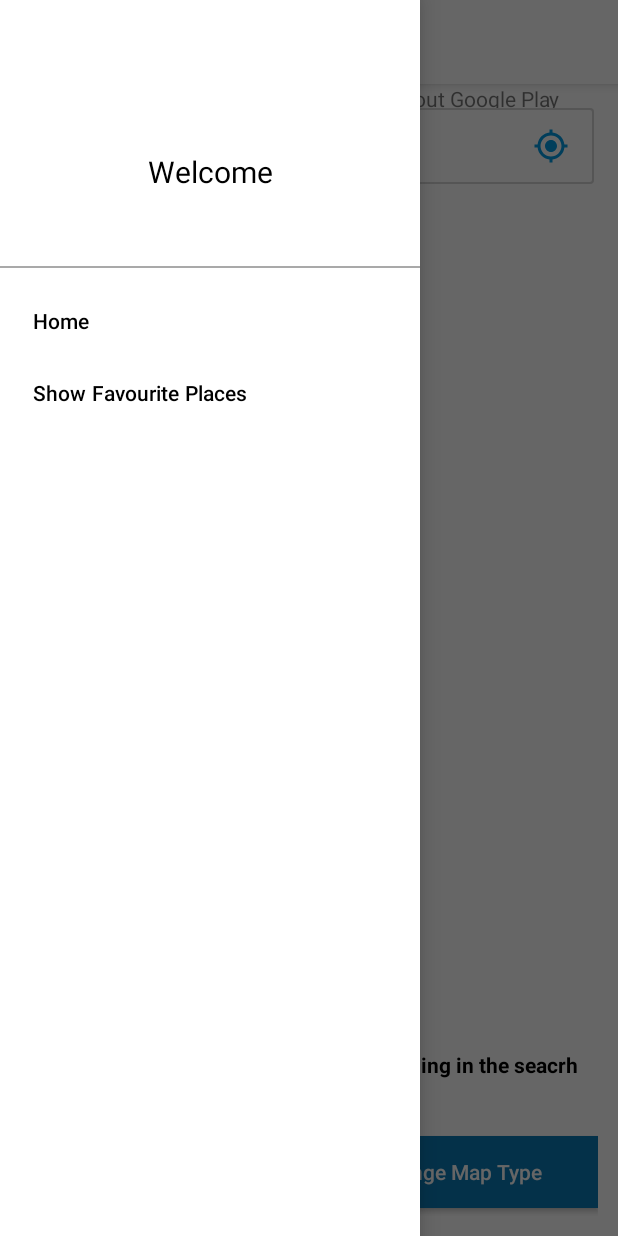
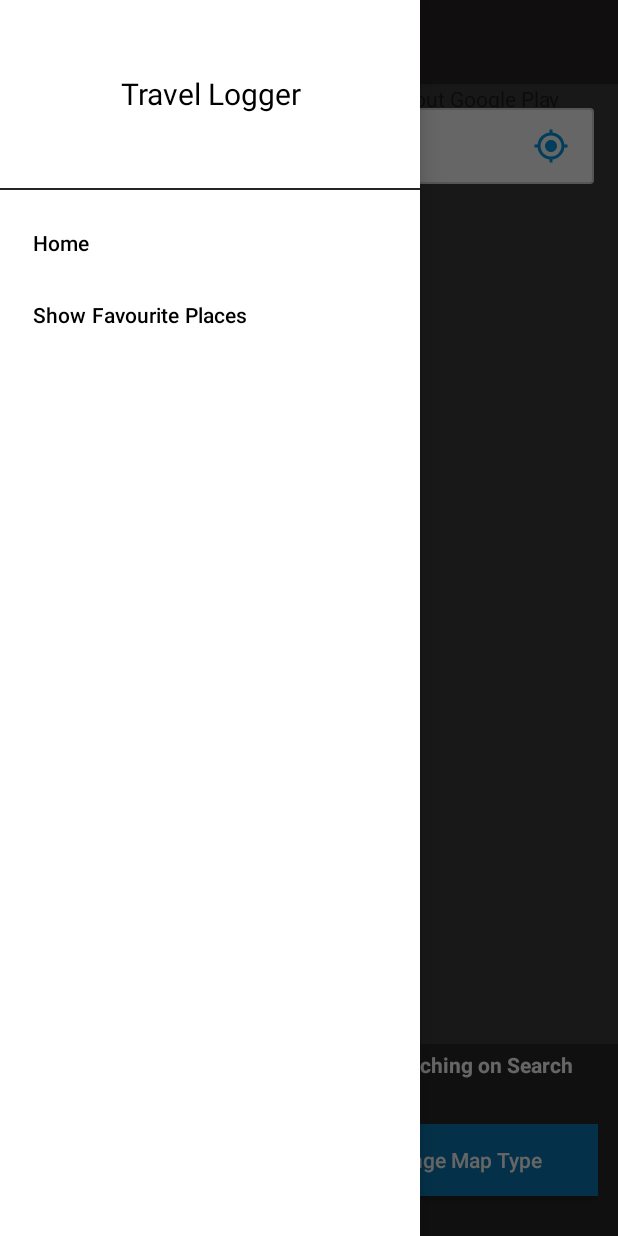
Before and after one commit to arcslash/FA_Ishara_C0852812_android, an Android app: the MapsActivity screen opened directly, with no data from a screen before it, with the side drawer open, on a phone screen of 412 x 824 dp. Run offline under Robolectric (Android 15) with nearby library versions, the light colour scheme and no system bars; our stand-ins replace ButterKnife, sdp/ssp sizes.

Commit message:
design changes

```diff
--- a/app/src/main/AndroidManifest.xml
+++ b/app/src/main/AndroidManifest.xml
@@ -25,7 +25,7 @@
             android:exported="false"
             android:label="@string/title_activity_fav_maps" />
         <activity
-            android:name=".FavouriteActivity"
+            android:name=".FavouritesActivity"
             android:exported="false" />
         <activity
             android:name=".MapsActivity"
--- a/app/src/main/java/com/lambton/fa_ishara_c0852812_android/FavMapsActivity.java
+++ b/app/src/main/java/com/lambton/fa_ishara_c0852812_android/FavMapsActivity.java
@@ -153,7 +153,7 @@ public class FavMapsActivity extends FragmentActivity implements OnMapReadyCallb
             protected void onPostExecute(Void aVoid) {
                 super.onPostExecute(aVoid);
                 Toast.makeText(FavMapsActivity.this, "UPDATED", Toast.LENGTH_LONG).show();
-                startActivity(new Intent(FavMapsActivity.this,FavouriteActivity.class));
+                startActivity(new Intent(FavMapsActivity.this, FavouritesActivity.class));
                 finish();
             }
         }
@@ -434,6 +434,8 @@ public class FavMapsActivity extends FragmentActivity implements OnMapReadyCallb
                 Log.d("Marker", "Marker Added" + m.getTitle());
 
             }
+            mMap.animateCamera(CameraUpdateFactory.newLatLngZoom(new LatLng(Double.parseDouble(list.get(0).get("lat")),
+                    Double.parseDouble(list.get(0).get("lng"))), 15));
         }
     }
 
--- a/app/src/main/java/com/lambton/fa_ishara_c0852812_android/MapsActivity.java
+++ b/app/src/main/java/com/lambton/fa_ishara_c0852812_android/MapsActivity.java
@@ -303,7 +303,7 @@ public class MapsActivity extends FragmentActivity implements OnMapReadyCallback
         if (id == R.id.nav_home) {
             recreate();
         } else if (id == R.id.nav_fav) {
-            startActivity(new Intent(MapsActivity.this,FavouriteActivity.class));
+            startActivity(new Intent(MapsActivity.this, FavouritesActivity.class));
 
         }
         mDrawerLayout.closeDrawer(Gravity.LEFT);
--- a/app/src/main/res/drawable/ic_menu.xml
+++ b/app/src/main/res/drawable/ic_menu.xml
@@ -4,6 +4,6 @@
     android:viewportWidth="24"
     android:viewportHeight="24">
     <path
-        android:fillColor="@android:color/black"
+        android:fillColor="@color/white"
         android:pathData="M3,18h18v-2L3,16v2zM3,13h18v-2L3,11v2zM3,6v2h18L21,6L3,6z"/>
 </vector>
--- a/app/src/main/res/layout/activity_maps.xml
+++ b/app/src/main/res/layout/activity_maps.xml
@@ -5,6 +5,7 @@
     xmlns:card_view="http://schemas.android.com/apk/res-auto"
     android:layout_width="match_parent"
     android:layout_height="match_parent"
+    android:background="@color/grey"
     android:orientation="vertical"
     android:id="@+id/drawer_layout">
 
@@ -23,35 +24,34 @@
                 android:id="@+id/toolbar"
                 android:layout_width="match_parent"
                 android:layout_height="?attr/actionBarSize"
-                android:background="@android:color/white"
+                android:background="@color/primary"
                 app:popupTheme="@style/AppTheme.PopupOverlay"
                 app:theme="@style/ToolbarTheme">
 
                 <LinearLayout
                     android:id="@+id/menuImg"
-                    android:padding="5dp"
+                    android:layout_width="match_parent"
+                    android:layout_height="match_parent"
                     android:orientation="horizontal"
-                    android:layout_width="match_parent"
-                    android:layout_height="match_parent">
+                    android:padding="5dp">
 
                     <ImageView
-                        android:layout_gravity="center_vertical"
                         android:id="@+id/mBackArrow"
                         android:layout_width="wrap_content"
                         android:layout_height="wrap_content"
+                        android:layout_gravity="center_vertical"
                         android:src="@drawable/ic_menu" />
 
                     <TextView
-                        android:layout_marginTop="3dp"
-                        android:layout_gravity="center"
-                        android:textAlignment="center"
-                        android:textSize="20sp"
                         android:layout_width="match_parent"
                         android:layout_height="wrap_content"
+                        android:layout_gravity="center"
                         android:layout_marginLeft="@dimen/_5sdp"
+                        android:layout_marginTop="3dp"
                         android:text="Final Exam"
-                        android:textColor="@color/primary" />
-
+                        android:textAlignment="center"
+                        android:textColor="@color/white"
+                        android:textSize="20sp" />
 
 
                 </LinearLayout>
@@ -104,6 +104,9 @@
                             android:layout_weight="1.7"
                             android:padding="10dp"
                             android:id="@+id/addressEt"
+                            android:textColor="@color/black"
+                            android:textColorHint="@color/grey"
+                            android:hint="Search for a place"
                             android:singleLine="true"
                             android:layout_width="0dp"
                             android:layout_height="wrap_content" />
@@ -126,38 +129,41 @@
 
 
                 <LinearLayout
-                    android:orientation="vertical"
+                    android:layout_width="match_parent"
+                    android:layout_height="0dp"
                     android:layout_weight="0.5"
-                    android:layout_width="match_parent"
-                    android:layout_height="0dp">
+                    android:background="#373030"
+                    android:backgroundTint="#2B2828"
+                    android:orientation="vertical">
 
                     <TextView
-                        android:textStyle="bold"
-                       android:layout_margin="@dimen/_3sdp"
-                        android:textColor="@android:color/black"
-                        android:text="You can save your favourite place by searching in the seacrh box or by long press the map. "
                         android:layout_width="match_parent"
-                        android:layout_height="wrap_content">
+                        android:layout_height="wrap_content"
+                        android:layout_gravity="center"
+                        android:textAlignment="center"
+                        android:layout_margin="@dimen/_3sdp"
+                        android:text="Save a New place by Long Press or searching on Search"
+                        android:textColor="@color/white"
+                        android:textStyle="bold">
 
 
                     </TextView>
 
 
-
                     <LinearLayout
+                        android:layout_width="match_parent"
+                        android:layout_height="match_parent"
                         android:layout_gravity="center"
+                        android:layout_margin="@dimen/_10sdp"
                         android:gravity="center"
-                        android:layout_margin="@dimen/_10sdp"
-                        android:weightSum="2"
                         android:orientation="horizontal"
-                        android:layout_width="match_parent"
-                        android:layout_height="match_parent">
+                        android:weightSum="2">
 
                         <Button
-                            android:layout_weight="1"
                             android:id="@+id/mCurrentLocationBtn"
                             android:layout_width="0dp"
                             android:layout_height="wrap_content"
+                            android:layout_weight="1"
                             android:background="@color/secondary"
                             android:gravity="center"
                             android:text="Get Current Location"
@@ -166,11 +172,11 @@
                             android:textSize="14sp" />
 
                         <Button
-                            android:layout_marginLeft="@dimen/_10sdp"
-                            android:layout_weight="1"
                             android:id="@+id/mMapTypeBtn"
                             android:layout_width="0dp"
                             android:layout_height="wrap_content"
+                            android:layout_marginLeft="@dimen/_10sdp"
+                            android:layout_weight="1"
                             android:background="@color/secondary"
                             android:gravity="center"
                             android:text="Change Map Type"
@@ -179,13 +185,7 @@
                             android:textSize="14sp" />
 
 
-
-
-
                     </LinearLayout>
-
-
-
 
 
                 </LinearLayout>
--- a/app/src/main/res/layout/activity_splash.xml
+++ b/app/src/main/res/layout/activity_splash.xml
@@ -2,7 +2,7 @@
 <RelativeLayout xmlns:android="http://schemas.android.com/apk/res/android"
     android:layout_width="match_parent"
     android:layout_height="match_parent"
-    android:background="@color/secondary"
+    android:background="@color/black"
     android:fitsSystemWindows="false">
 
     <ImageView
@@ -10,8 +10,8 @@
         android:layout_width="match_parent"
         android:layout_height="match_parent"
         android:alpha="0.75"
-        android:background="@drawable/splash"
-        android:backgroundTint="@color/primary"
+        android:background="@drawable/splash2"
+        android:backgroundTint="@color/white"
         android:contentDescription="@string/app_name"
         android:visibility="visible" />
 
--- a/app/src/main/res/layout/nav_header_home.xml
+++ b/app/src/main/res/layout/nav_header_home.xml
@@ -5,7 +5,6 @@
     android:layout_height="130dp"
     android:background="@android:color/white"
     android:orientation="vertical"
-    android:layout_marginTop="@dimen/_40sdp"
     android:weightSum="2">
 
     <LinearLayout
@@ -21,12 +20,12 @@
             android:layout_height="match_parent">
 
             <TextView
+                android:layout_width="match_parent"
+                android:layout_height="match_parent"
                 android:gravity="center"
+                android:text="@string/travel_logger"
                 android:textColor="@android:color/black"
-                android:textSize="20dp"
-                android:text="Welcome"
-                android:layout_width="match_parent"
-                android:layout_height="match_parent">
+                android:textSize="20dp">
 
             </TextView>
 
@@ -41,7 +40,7 @@
 
 
     <View
-        android:background="#A9A9A9"
+        android:background="@color/primary"
         android:layout_width="match_parent"
         android:layout_height="@dimen/_1sdp">
 
--- a/app/src/main/res/layout/saved_list_design.xml
+++ b/app/src/main/res/layout/saved_list_design.xml
@@ -27,7 +27,7 @@
             android:layout_width="70dp"
             android:layout_height="match_parent"
             android:gravity="center"
-            android:background="@android:color/holo_red_dark"
+            android:background="@android:color/holo_blue_dark"
             android:textColor="@android:color/white"
             android:text="Delete" />
     </LinearLayout>
--- a/app/src/main/res/values-night/themes.xml
+++ b/app/src/main/res/values-night/themes.xml
@@ -1,6 +1,6 @@
 <resources xmlns:tools="http://schemas.android.com/tools">
     <!-- Base application theme. -->
-    <style name="Theme.FA_Ishara_C0852812_android" parent="Theme.MaterialComponents.DayNight.DarkActionBar">
+    <style name="Theme.FA_Ishara_C0852812_android" parent="Theme.MaterialComponents.DayNight.NoActionBar">
         <!-- Primary brand color. -->
         <item name="colorPrimary">@color/purple_200</item>
         <item name="colorPrimaryVariant">@color/purple_700</item>
--- a/app/src/main/res/values/colors.xml
+++ b/app/src/main/res/values/colors.xml
@@ -6,6 +6,8 @@
     <color name="teal_200">#FF03DAC5</color>
     <color name="teal_700">#FF018786</color>
     <color name="black">#FF000000</color>
+    <color name="grey">#3E3D3D</color>
+
     <color name="white">#FFFFFFFF</color>
     <color name="green">#FF24E624</color>
     <!-- Application colour theming  -->
--- a/app/src/main/res/values/strings.xml
+++ b/app/src/main/res/values/strings.xml
@@ -7,4 +7,5 @@
     <string name="get_directions"><u>Get Directions</u></string>
     <string name="get_distance"><u>Get Distance</u></string>
     <string name="get_nearby_restro_bars_cafe"><u>Get Nearby Resturants,Bars, Cafes</u></string>
+    <string name="travel_logger">Travel Logger</string>
 </resources>
--- a/app/src/main/res/values/themes.xml
+++ b/app/src/main/res/values/themes.xml
@@ -1,6 +1,6 @@
 <resources xmlns:tools="http://schemas.android.com/tools">
     <!-- Base application theme. -->
-    <style name="Theme.FA_Ishara_C0852812_android" parent="Theme.MaterialComponents.DayNight.DarkActionBar">
+    <style name="Theme.FA_Ishara_C0852812_android" parent="Theme.MaterialComponents.DayNight.NoActionBar">
         <!-- Primary brand color. -->
         <item name="colorPrimary">@color/primary</item>
         <item name="colorPrimaryVariant">@color/purple_700</item>
@@ -15,7 +15,7 @@
     </style>
     <style name="AppTheme.AppBarOverlay" parent="ThemeOverlay.AppCompat.Dark.ActionBar" />
     <style name="AppTheme.PopupOverlay" parent="ThemeOverlay.AppCompat.Light" />
-    <style name="ToolbarTheme" parent="@style/ThemeOverlay.AppCompat.ActionBar">
+    <style name="ToolbarTheme" parent="@style/ThemeOverlay.AppCompat.Dark">
         <!-- Customize color of navigation drawer icon and back arrow -->
         <item name="colorControlNormal">@color/secondary</item>
     </style>
```
Also changed, not shown: app/src/main/java/com/lambton/fa_ishara_c0852812_android/FavouritesActivity.java (renamed from app/src/main/java/com/lambton/fa_ishara_c0852812_android/FavouriteActivity.java, +10 -10 lines), app/src/main/res/layout/activity_fav_maps.xml (+5 -4 lines), app/src/main/res/layout/activity_favourite.xml (+3 -4 lines), app/src/main/res/drawable/splash2.png (added).
